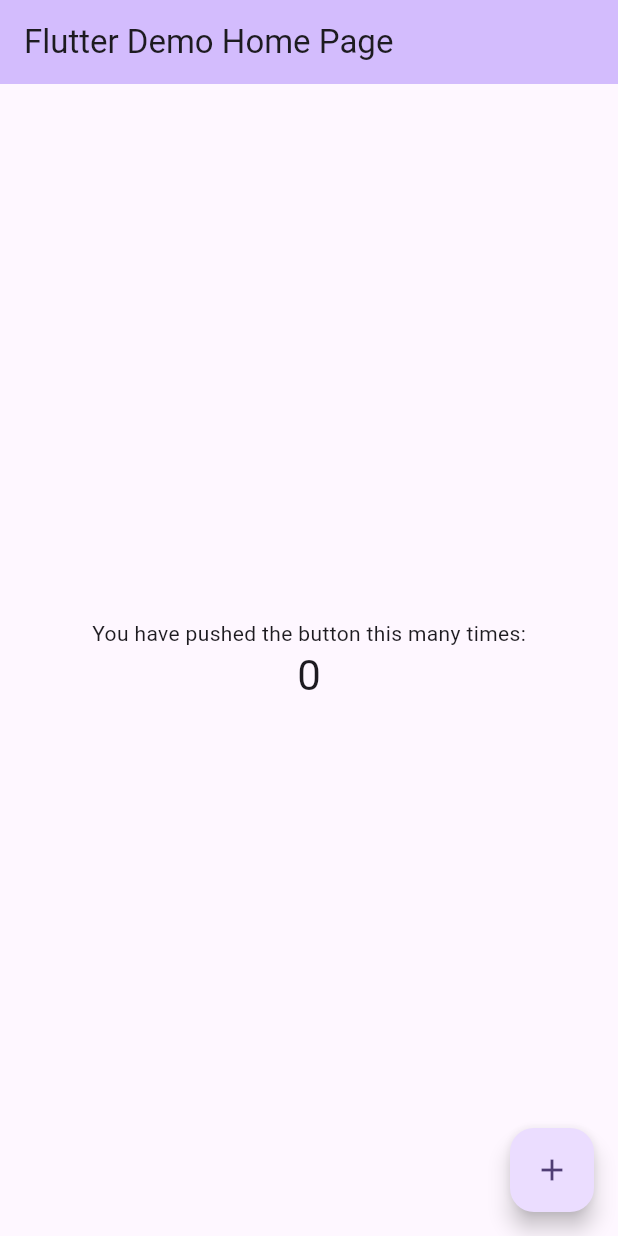
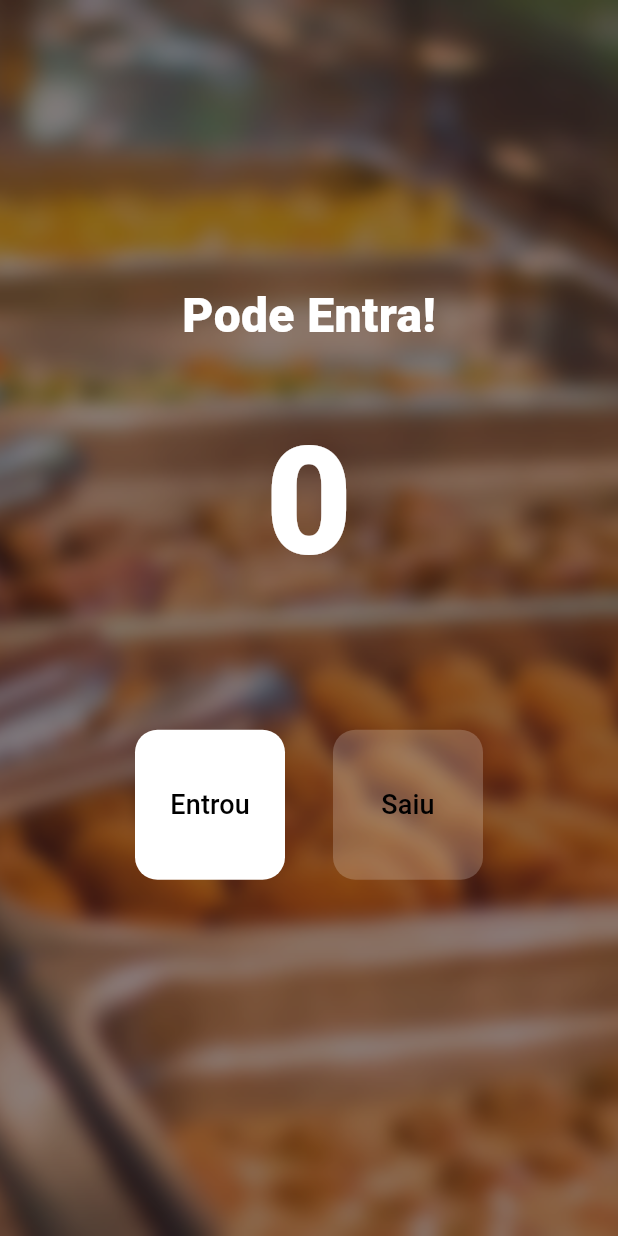
Before and after one commit to BrunoCammargo/Contador-De-Pessoas, a Flutter app: the screen it shows after launch, on a phone screen of 412 x 824 dp. Run offline on Flutter 3.47's test engine with Material 3 defaults, Android fonts, the phone set to English and light mode, and no system bars.

```diff
--- a/lib/main.dart
+++ b/lib/main.dart
@@ -1,125 +1,115 @@
 import 'package:flutter/material.dart';
 
 void main() {
-  runApp(const MyApp());
+  runApp( const MeuApp() );
 }
 
-class MyApp extends StatelessWidget {
-  const MyApp({super.key});
+// Widget Responsavel pelo aplicativo
+class MeuApp extends StatelessWidget {
+  const MeuApp({Key? key}) : super(key: key);
 
-  // This widget is the root of your application.
   @override
-  Widget build(BuildContext context) {
-    return MaterialApp(
-      title: 'Flutter Demo',
-      theme: ThemeData(
-        // This is the theme of your application.
-        //
-        // TRY THIS: Try running your application with "flutter run". You'll see
-        // the application has a purple toolbar. Then, without quitting the app,
-        // try changing the seedColor in the colorScheme below to Colors.green
-        // and then invoke "hot reload" (save your changes or press the "hot
-        // reload" button in a Flutter-supported IDE, or press "r" if you used
-        // the command line to start the app).
-        //
-        // Notice that the counter didn't reset back to zero; the application
-        // state is not lost during the reload. To reset the state, use hot
-        // restart instead.
-        //
-        // This works for code too, not just values: Most code changes can be
-        // tested with just a hot reload.
-        colorScheme: ColorScheme.fromSeed(seedColor: Colors.deepPurple),
-        useMaterial3: true,
-      ),
-      home: const MyHomePage(title: 'Flutter Demo Home Page'),
+  Widget build(BuildContext context){
+    return const MaterialApp(
+      home: HomePage(),
+      debugShowCheckedModeBanner: false,
     );
   }
 }
 
-class MyHomePage extends StatefulWidget {
-  const MyHomePage({super.key, required this.title});
 
-  // This widget is the home page of your application. It is stateful, meaning
-  // that it has a State object (defined below) that contains fields that affect
-  // how it looks.
-
-  // This class is the configuration for the state. It holds the values (in this
-  // case the title) provided by the parent (in this case the App widget) and
-  // used by the build method of the State. Fields in a Widget subclass are
-  // always marked "final".
-
-  final String title;
+// Widget Responsavel por ser a home do aplicativo
+class HomePage extends StatefulWidget {
+  const HomePage({super.key});
 
   @override
-  State<MyHomePage> createState() => _MyHomePageState();
+  _HomePageState createState() => _HomePageState();
 }
 
-class _MyHomePageState extends State<MyHomePage> {
-  int _counter = 0;
+class _HomePageState extends State<HomePage> {
+  //Atributos
+  int count = 0;
+  int maxCount = 10;
+  String txt = 'Pode Entra!';
+  Color colorTxt = Colors.white;
 
-  void _incrementCounter() {
-    setState(() {
-      // This call to setState tells the Flutter framework that something has
-      // changed in this State, which causes it to rerun the build method below
-      // so that the display can reflect the updated values. If we changed
-      // _counter without calling setState(), then the build method would not be
-      // called again, and so nothing would appear to happen.
-      _counter++;
-    });
+  //Metodos
+  void decrement()
+  {
+    if(count > 0)
+    {
+      setState(() {
+        count--;
+        txt = 'Pode Entar!';
+        colorTxt = Colors.white;
+      });
+    }
   }
+
+  void increment()
+  {
+    if(count < maxCount)
+    {
+      setState(() {
+        count++;
+        if(count == 10) {
+          txt = 'Lotado!';
+          colorTxt = Colors.redAccent;
+        }
+      });
+    }
+  }
+
+  bool get isFull => count == maxCount;
+  bool get isEmpty => count == 0;
 
   @override
   Widget build(BuildContext context) {
-    // This method is rerun every time setState is called, for instance as done
-    // by the _incrementCounter method above.
-    //
-    // The Flutter framework has been optimized to make rerunning build methods
-    // fast, so that you can just rebuild anything that needs updating rather
-    // than having to individually change instances of widgets.
     return Scaffold(
-      appBar: AppBar(
-        // TRY THIS: Try changing the color here to a specific color (to
-        // Colors.amber, perhaps?) and trigger a hot reload to see the AppBar
-        // change color while the other colors stay the same.
-        backgroundColor: Theme.of(context).colorScheme.inversePrimary,
-        // Here we take the value from the MyHomePage object that was created by
-        // the App.build method, and use it to set our appbar title.
-        title: Text(widget.title),
-      ),
-      body: Center(
-        // Center is a layout widget. It takes a single child and positions it
-        // in the middle of the parent.
-        child: Column(
-          // Column is also a layout widget. It takes a list of children and
-          // arranges them vertically. By default, it sizes itself to fit its
-          // children horizontally, and tries to be as tall as its parent.
-          //
-          // Column has various properties to control how it sizes itself and
-          // how it positions its children. Here we use mainAxisAlignment to
-          // center the children vertically; the main axis here is the vertical
-          // axis because Columns are vertical (the cross axis would be
-          // horizontal).
-          //
-          // TRY THIS: Invoke "debug painting" (choose the "Toggle Debug Paint"
-          // action in the IDE, or press "p" in the console), to see the
-          // wireframe for each widget.
-          mainAxisAlignment: MainAxisAlignment.center,
-          children: <Widget>[
-            const Text(
-              'You have pushed the button this many times:',
-            ),
-            Text(
-              '$_counter',
-              style: Theme.of(context).textTheme.headlineMedium,
-            ),
-          ],
-        ),
-      ),
-      floatingActionButton: FloatingActionButton(
-        onPressed: _incrementCounter,
-        tooltip: 'Increment',
-        child: const Icon(Icons.add),
-      ), // This trailing comma makes auto-formatting nicer for build methods.
+        backgroundColor: const Color.fromRGBO(33, 33, 33, 1.0),
+        body: Container(
+          decoration: const BoxDecoration(
+              image: DecorationImage(
+                  image: AssetImage('assets/imagens/bg_image.png'), fit: BoxFit.cover)),
+
+          child: Column(
+            mainAxisAlignment: MainAxisAlignment.center,
+            children: [
+              Text(this.txt,
+                  style: TextStyle(fontSize: 32, color: colorTxt, fontWeight: FontWeight.w900)),
+              Padding(padding: const EdgeInsets.only(top:30, bottom: 30),
+                  child: Text('${this.count}',
+                      style: TextStyle(fontSize: 100, color: colorTxt, fontWeight: FontWeight.w900))),
+              Row(
+                mainAxisAlignment: MainAxisAlignment.center,
+                children: [
+                  TextButton(
+                      style: TextButton.styleFrom(
+                          backgroundColor: isFull ? Colors.white.withOpacity(0.2) : Colors.white,
+                          fixedSize: const Size(100, 100),
+                          foregroundColor: Colors.black,
+                          shape: RoundedRectangleBorder(borderRadius: BorderRadius.circular(15)) ), // TextButton.styleFrom
+                      onPressed: increment,
+                      child: const Text('Entrou', style: TextStyle(color: Colors.black, fontSize: 18) )),
+
+                  const SizedBox(width: 32, height: 200,),
+
+                  TextButton(
+                      style: TextButton.styleFrom(
+                          backgroundColor: isEmpty ? Colors.white.withOpacity(0.2) : Colors.white,
+                          fixedSize: const Size(100, 100),
+                          foregroundColor: Colors.black,
+                          shape: RoundedRectangleBorder(borderRadius: BorderRadius.circular(15)) ), // TextButton.styleFrom
+                      onPressed: decrement,
+                      child: const Text( 'Saiu', style: TextStyle(color: Colors.black, fontSize: 18) )),
+                  //GridView(gridDelegate: gridDelegate)
+
+                ], // childrens -> Row
+              )
+            ],  // childrens -> Column
+          ),
+        )
     );
   }
+
 }
--- a/pubspec.yaml
+++ b/pubspec.yaml
@@ -53,6 +53,9 @@ dev_dependencies:
 # The following section is specific to Flutter packages.
 flutter:
 
+  assets:
+    - assets/imagens/bg_image.png
+
   # The following line ensures that the Material Icons font is
   # included with your application, so that you can use the icons in
   # the material Icons class.
```
Also changed, not shown: assets/imagens/bg_image.png (added), 1 other file.
